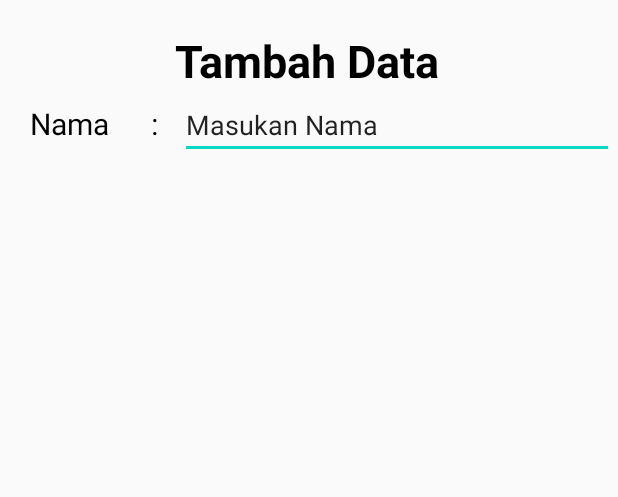
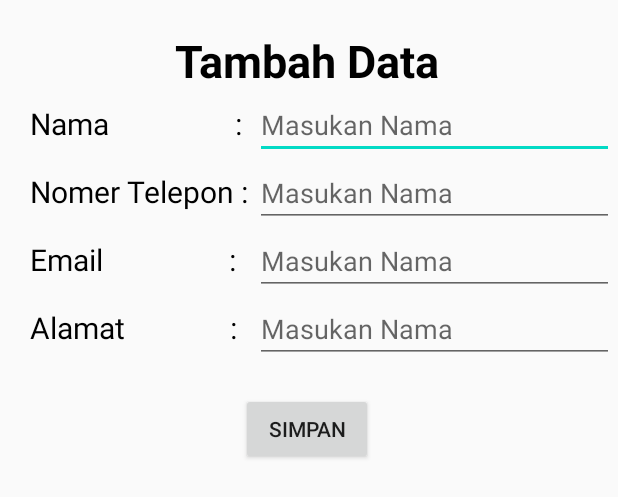
Before and after one commit to nashrul22/Exercise_Sqlite, an Android app: the layout form_kontak.xml on its own in the app's theme, with its tools: preview values and no code run, on a phone screen of 412 x 824 dp. Shown: the top 497 px of the screen. Run offline under Robolectric (Android 15) with nearby library versions, the phone set to English and light mode, and no system bars.

Commit message:
membuat tampilan ke-2

```diff
--- a/app/src/main/res/layout/form_kontak.xml
+++ b/app/src/main/res/layout/form_kontak.xml
@@ -33,23 +33,95 @@
 
         <LinearLayout
             android:layout_width="match_parent"
-            android:layout_height="match_parent"
+            android:layout_height="wrap_content"
             android:orientation="horizontal">
 
 
             <TextView
                 android:id="@+id/textView2"
-                android:layout_width="100dp"
+                android:layout_width="150dp"
                 android:layout_marginLeft="20dp"
                 android:textColor="@color/black"
                 android:textSize="20dp"
                 android:layout_height="wrap_content"
-                android:text="Nama      :" />
+                android:text="Nama                  :" />
 
             <EditText
                 android:layout_width="match_parent"
                 android:layout_height="wrap_content"
-                android:text="Masukan Nama" />
+                android:hint="Masukan Nama" />
+
         </LinearLayout>
+        <LinearLayout
+            android:layout_width="match_parent"
+            android:layout_height="wrap_content"
+            android:orientation="horizontal">
+
+
+            <TextView
+                android:id="@+id/textView3"
+                android:layout_width="150dp"
+                android:layout_height="wrap_content"
+                android:layout_marginLeft="20dp"
+                android:text="Nomer Telepon :"
+                android:textColor="@color/black"
+                android:textSize="20dp" />
+
+            <EditText
+                android:layout_width="match_parent"
+                android:layout_height="wrap_content"
+                android:hint="Masukan Nama" />
+        </LinearLayout>
+        <LinearLayout
+            android:layout_width="match_parent"
+            android:layout_height="wrap_content"
+            android:orientation="horizontal">
+
+
+            <TextView
+                android:id="@+id/textView4"
+                android:layout_width="150dp"
+                android:layout_marginLeft="20dp"
+                android:textColor="@color/black"
+                android:textSize="20dp"
+                android:layout_height="wrap_content"
+                android:text="Email                  :" />
+
+            <EditText
+                android:layout_width="match_parent"
+                android:layout_height="wrap_content"
+                android:hint="Masukan Nama" />
+        </LinearLayout>
+        <LinearLayout
+            android:layout_width="match_parent"
+            android:layout_height="wrap_content"
+            android:orientation="horizontal">
+
+
+            <TextView
+                android:id="@+id/textView5"
+                android:layout_width="150dp"
+                android:layout_marginLeft="20dp"
+                android:textColor="@color/black"
+                android:textSize="20dp"
+                android:layout_height="wrap_content"
+                android:text="Alamat               :" />
+
+            <EditText
+                android:layout_width="match_parent"
+                android:layout_height="wrap_content"
+                android:hint="Masukan Nama" />
+        </LinearLayout>
+
+        <Button
+            android:layout_width="wrap_content"
+            android:layout_height="wrap_content"
+            android:layout_gravity="center"
+            android:layout_marginTop="20dp"
+            android:text="SIMPAN"
+            />
+
+
+
     </LinearLayout>
 </androidx.constraintlayout.widget.ConstraintLayout>
```
